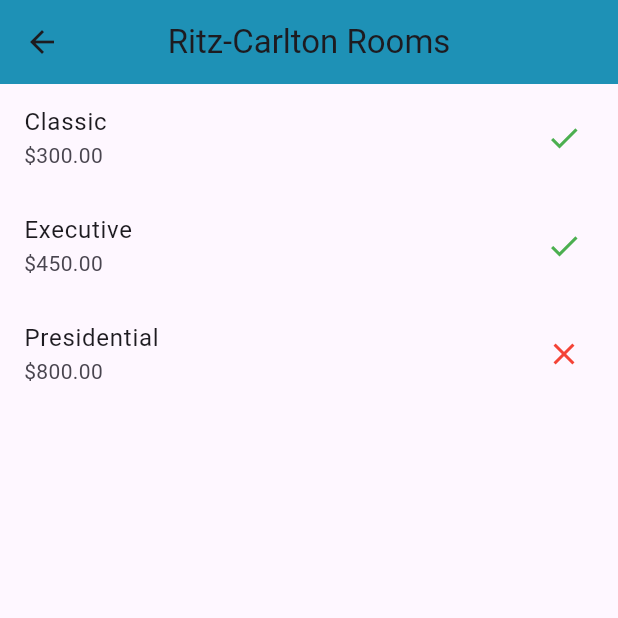
After one commit to Edward-Kabue/hotel_management, a Flutter app: the MyHomePage screen opened by its route, after a tap on "Ritz-Carlton", on a phone screen of 412 x 824 dp, the top half of it. The commit adds this screen. Run offline on Flutter 3.47's test engine with Material 3 defaults, Android fonts, the phone set to English and light mode, and no system bars; our stand-ins replace awesome_dialog, cloud_firestore, firebase_auth, firebase_core, flutter_iconly; accounts and stored records are empty; generated files the repository leaves out were written again; network calls fail.

Commit message:
Add Room, Hotel, and related models

```diff
--- /dev/null
+++ b/lib/domain/models/hotel_model.dart
@@ -0,0 +1,17 @@
+import 'package:hotel/domain/models/room_model.dart';
+
+class Hotel {
+  final String name;
+  final String location;
+  final double rating;
+  final String imageUrl;
+  final List<Room> rooms;
+
+  Hotel({
+    required this.name,
+    required this.location,
+    required this.rating,
+    required this.imageUrl,
+    required this.rooms,
+  });
+}
--- /dev/null
+++ b/lib/domain/models/room_model.dart
@@ -0,0 +1,11 @@
+class Room {
+  final String type;
+  final double rate;
+  final bool isAvailable;
+
+  Room({
+    required this.type,
+    required this.rate,
+    required this.isAvailable,
+  });
+}
--- a/lib/main.dart
+++ b/lib/main.dart
@@ -42,14 +42,12 @@ class Hotel extends StatelessWidget {
       debugShowCheckedModeBanner: false,
       title: 'Hotel Card',
       theme: AppTheme.theme,
-      home: authProvider.isLoggedIn
-          ? BottomBar()
-          : const MyHomePage(title: 'Hotel Page'),
+      home: authProvider.isLoggedIn ? BottomBar() : const SignUpScreen(),
       //if user is logged in redirect to home page
 
       routes: {
         '/onboarding': (context) => const OnboardingScreen(),
-        '/home': (context) => const MyHomePage(title: 'Hotel Page'),
+        '/home': (context) => MyHomePage(title: 'Hotel Page'),
         '/signUp': (context) => const SignUpScreen(),
         '/profile': (context) => const ProfileScreen(),
         '/login': (context) => const LoginScreen(),
--- a/lib/presentation/home/home_screen.dart
+++ b/lib/presentation/home/home_screen.dart
@@ -1,9 +1,39 @@
 import 'package:flutter/material.dart';
+import 'package:hotel/domain/models/hotel_model.dart';
+import 'package:hotel/domain/models/room_model.dart';
+import 'package:hotel/presentation/home/hotel_rooms_screen.dart';
 
 class MyHomePage extends StatelessWidget {
   final String title;
+  final List<Hotel> hotels = [
+    Hotel(
+      name: 'Grand Hyatt',
+      location: 'New York, USA',
+      rating: 4.8,
+      imageUrl:
+          'https://fastly.picsum.photos/id/866/200/300.jpg?hmac=rcadCENKh4rD6MAp6V_ma-AyWv641M4iiOpe1RyFHeI',
+      rooms: [
+        Room(type: 'Standard', rate: 150.0, isAvailable: true),
+        Room(type: 'Deluxe', rate: 250.0, isAvailable: false),
+        Room(type: 'Suite', rate: 400.0, isAvailable: true),
+      ],
+    ),
+    Hotel(
+      name: 'Ritz-Carlton',
+      location: 'Dubai, UAE',
+      rating: 4.9,
+      imageUrl:
+          'https://fastly.picsum.photos/id/866/200/300.jpg?hmac=rcadCENKh4rD6MAp6V_ma-AyWv641M4iiOpe1RyFHeI',
+      rooms: [
+        Room(type: 'Classic', rate: 300.0, isAvailable: true),
+        Room(type: 'Executive', rate: 450.0, isAvailable: true),
+        Room(type: 'Presidential', rate: 800.0, isAvailable: false),
+      ],
+    ),
+    // Add more hotels with rooms as needed
+  ];
 
-  const MyHomePage({required this.title, super.key});
+  MyHomePage({required this.title, super.key});
 
   @override
   Widget build(BuildContext context) {
@@ -13,31 +43,79 @@ class MyHomePage extends StatelessWidget {
         title: Text(title),
         centerTitle: true,
       ),
-      body: Center(
-        child: Column(
-          mainAxisAlignment: MainAxisAlignment.center,
-          crossAxisAlignment: CrossAxisAlignment.center,
-          children: <Widget>[
-            const Text('Hotel Booking Card'),
-            Row(
-                crossAxisAlignment: CrossAxisAlignment.center,
-                mainAxisAlignment: MainAxisAlignment.spaceEvenly,
+      body: GridView.builder(
+        padding: const EdgeInsets.all(16.0),
+        gridDelegate: const SliverGridDelegateWithFixedCrossAxisCount(
+          crossAxisCount: 2,
+          crossAxisSpacing: 16.0,
+          mainAxisSpacing: 16.0,
+        ),
+        itemCount: hotels.length,
+        itemBuilder: (context, index) {
+          final hotel = hotels[index];
+          return GestureDetector(
+            onTap: () {
+              // Navigate to the room details screen
+              Navigator.push(
+                context,
+                MaterialPageRoute(
+                  builder: (context) => HotelRoomsScreen(hotel: hotel),
+                ),
+              );
+            },
+            child: Card(
+              child: Column(
+                crossAxisAlignment: CrossAxisAlignment.stretch,
                 children: [
-                  ElevatedButton(
-                    onPressed: () {
-                      Navigator.pushNamed(context, '/login');
-                    },
-                    child: const Text('Login'),
+                  Expanded(
+                    child: Image.network(
+                      hotel.imageUrl,
+                      fit: BoxFit.cover,
+                    ),
                   ),
-                  ElevatedButton(
-                    onPressed: () {
-                      Navigator.pushNamed(context, '/signUp');
-                    },
-                    child: const Text('Sign up'),
+                  Padding(
+                    padding: const EdgeInsets.all(8.0),
+                    child: Column(
+                      crossAxisAlignment: CrossAxisAlignment.start,
+                      children: [
+                        Text(
+                          hotel.name,
+                          style: const TextStyle(
+                            fontWeight: FontWeight.bold,
+                            fontSize: 16.0,
+                          ),
+                        ),
+                        const SizedBox(height: 4.0),
+                        Text(
+                          hotel.location,
+                          style: const TextStyle(
+                            fontSize: 14.0,
+                          ),
+                        ),
+                        const SizedBox(height: 8.0),
+                        Row(
+                          children: [
+                            const Icon(
+                              Icons.star,
+                              color: Colors.amber,
+                            ),
+                            const SizedBox(width: 4.0),
+                            Text(
+                              hotel.rating.toString(),
+                              style: const TextStyle(
+                                fontSize: 14.0,
+                              ),
+                            ),
+                          ],
+                        ),
+                      ],
+                    ),
                   ),
-                ]),
-          ],
-        ),
+                ],
+              ),
+            ),
+          );
+        },
       ),
     );
   }
--- /dev/null
+++ b/lib/presentation/home/hotel_rooms_screen.dart
@@ -0,0 +1,41 @@
+import 'package:flutter/material.dart';
+import 'package:hotel/domain/models/hotel_model.dart';
+import 'package:hotel/presentation/home/room_details_screen.dart';
+
+class HotelRoomsScreen extends StatelessWidget {
+  final Hotel hotel;
+
+  const HotelRoomsScreen({super.key, required this.hotel});
+
+  @override
+  Widget build(BuildContext context) {
+    return Scaffold(
+      appBar: AppBar(
+        title: Text('${hotel.name} Rooms'),
+      ),
+      body: ListView.builder(
+        itemCount: hotel.rooms.length,
+        itemBuilder: (context, index) {
+          final room = hotel.rooms[index];
+          return ListTile(
+            title: Text(room.type),
+            subtitle: Text('\$${room.rate.toStringAsFixed(2)}'),
+            trailing: Icon(
+              room.isAvailable ? Icons.check : Icons.close,
+              color: room.isAvailable ? Colors.green : Colors.red,
+            ),
+            onTap: () {
+              // Navigate to the RoomDetailsScreen
+              Navigator.push(
+                context,
+                MaterialPageRoute(
+                  builder: (context) => RoomDetailsScreen(room: room),
+                ),
+              );
+            },
+          );
+        },
+      ),
+    );
+  }
+}
--- a/lib/presentation/home/widgets/bottom_nav.dart
+++ b/lib/presentation/home/widgets/bottom_nav.dart
@@ -8,7 +8,7 @@ import 'package:provider/provider.dart';
 class BottomBar extends StatelessWidget {
   BottomBar({super.key});
   final List<Widget> currentTab = [
-    const MyHomePage(title: 'Hotel Page'),
+    MyHomePage(title: 'Hotel Page'),
     const SearchScreen(),
     const ProfileScreen(),
   ];
```
Also changed, not shown: lib/presentation/authentication/screens/signup_screen.dart (+8 -0 lines), lib/presentation/home/room_details_screen.dart (added, +36 -0 lines), 1 other file.
